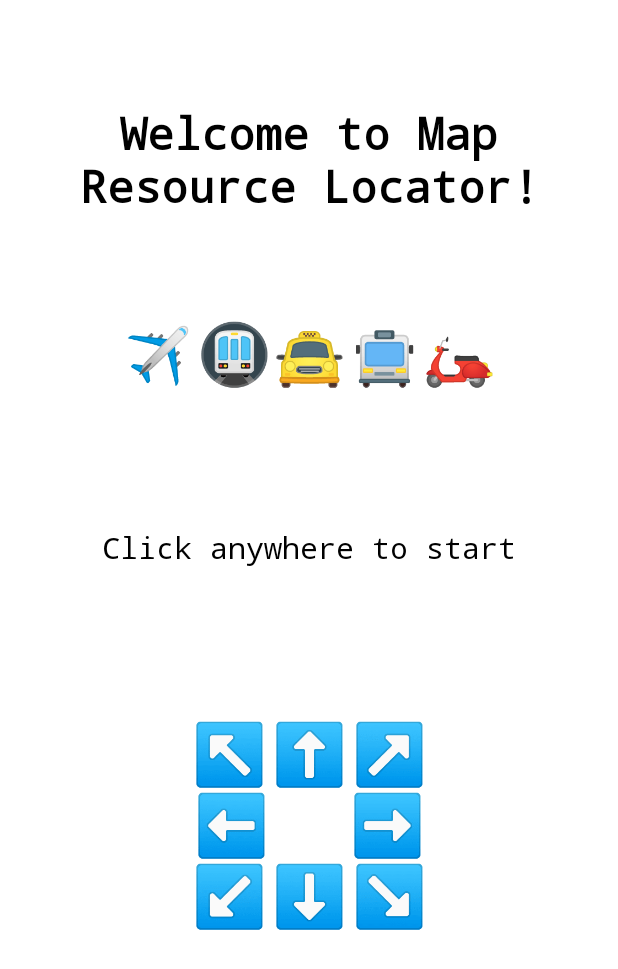
After one commit to piloudu/map-resource-locator, an Android app built with Jetpack Compose: the composable MainActivityScreen shown on its own in the app's theme, on a phone screen of 412 x 824 dp. The commit adds this screen. Shown: the top 969 px of the screen. Run offline under Robolectric (Android 15) with nearby library versions, the phone set to English and light mode, and no system bars.

Commit message:
Support for LoginScreen

```diff
--- /dev/null
+++ b/app/src/main/java/com/example/map/resource/map_resource_locator/screens/LoginScreen.kt
@@ -0,0 +1,195 @@
+package com.example.map.resource.map_resource_locator.screens
+
+import android.app.Activity
+import android.content.Context
+import android.content.ContextWrapper
+import android.content.pm.ActivityInfo
+import androidx.compose.foundation.clickable
+import androidx.compose.foundation.layout.*
+import androidx.compose.material.Text
+import androidx.compose.runtime.Composable
+import androidx.compose.runtime.DisposableEffect
+import androidx.compose.ui.Alignment
+import androidx.compose.ui.Modifier
+import androidx.compose.ui.graphics.Color
+import androidx.compose.ui.platform.LocalContext
+import androidx.compose.ui.platform.testTag
+import androidx.compose.ui.text.font.FontFamily
+import androidx.compose.ui.text.font.FontWeight
+import androidx.compose.ui.text.style.TextAlign
+import androidx.compose.ui.tooling.preview.Devices
+import androidx.compose.ui.tooling.preview.Preview
+import androidx.compose.ui.unit.TextUnit
+import androidx.compose.ui.unit.dp
+import androidx.compose.ui.unit.sp
+import com.example.map.resource.map_resource_locator.utils.APP_NAME
+import com.example.map.resource.map_resource_locator.view_model.MainActivityUserIntent
+import com.example.map.resource.map_resource_locator.view_model.MainViewModelInstance
+
+enum class LoginScreenTags {
+    LOGIN_SCREEN, GREETING_MESSAGE, VEHICLES_EMOJIS, LOGIN_INSTRUCTION, ARROWS
+}
+
+enum class LoginScreenMessages(val message: String) {
+    GREETING("Welcome to $APP_NAME!"),
+    INSTRUCTION("Click anywhere to start")
+}
+
+@Composable
+fun LoginScreen(modifier: Modifier) {
+    LockScreenOrientation(orientation = ActivityInfo.SCREEN_ORIENTATION_LOCKED)
+    Box(modifier = modifier
+        .testTag(LoginScreenTags.LOGIN_SCREEN.name)
+        .clickable {
+            MainViewModelInstance.sendIntent(MainActivityUserIntent.Login)
+        }) {
+        Column(
+            modifier.fillMaxHeight(),
+            horizontalAlignment = Alignment.CenterHorizontally
+        ) {
+            Spacer(Modifier.height(72.dp))
+            LoginScreenText(
+                text = LoginScreenMessages.GREETING.message,
+                modifier = Modifier
+                    .testTag(LoginScreenTags.GREETING_MESSAGE.name)
+                    .weight(2f)
+            )
+            Spacer(Modifier.height(32.dp))
+            EmojiRow(modifier = modifier.weight(2f))
+            Spacer(Modifier.height(32.dp))
+            LoginScreenText(
+                text = LoginScreenMessages.INSTRUCTION.message,
+                fontWeight = FontWeight.Light,
+                fontSize = 20.sp,
+                modifier = Modifier
+                    .testTag(LoginScreenTags.LOGIN_INSTRUCTION.name)
+                    .weight(2f)
+            )
+            Spacer(Modifier.height(16.dp))
+            ArrowsBlock(
+                modifier = Modifier
+                    .testTag(LoginScreenTags.ARROWS.name)
+                    .weight(5f)
+            )
+            Spacer(Modifier.height(72.dp))
+        }
+    }
+}
+
+@Composable
+fun LoginScreenText(
+    text: String,
+    fontWeight: FontWeight = FontWeight.Bold,
+    fontSize: TextUnit = 30.sp,
+    modifier: Modifier
+) {
+    Text(
+        textAlign = TextAlign.Center,
+        color = Color.Black,
+        fontSize = fontSize,
+        text = text,
+        fontFamily = FontFamily.Monospace,
+        fontWeight = fontWeight,
+        modifier = modifier
+    )
+}
+
+@Composable
+fun Emoji(
+    text: String,
+    modifier: Modifier = Modifier
+) {
+    Text(
+        text = text,
+        textAlign = TextAlign.Center,
+        fontSize = 40.sp,
+        modifier = modifier
+    )
+}
+
+@Composable
+fun EmojiRow(
+    modifier: Modifier
+) {
+    val emojiList = listOf("✈️", "🚇", "🚖", "🚍", "🛵")
+    Row(
+        modifier
+            .fillMaxWidth()
+            .testTag(LoginScreenTags.VEHICLES_EMOJIS.name),
+        horizontalArrangement = Arrangement.Center,
+    ) {
+        emojiList.forEach {
+            Emoji(it)
+        }
+    }
+}
+
+@Composable
+fun ArrowsBlock(modifier: Modifier) {
+    Box(modifier.width(160.dp)) {
+        ArrowsShape()
+    }
+}
+
+@Composable
+fun ArrowsShape() {
+    Column(horizontalAlignment = Alignment.CenterHorizontally) {
+        val modifier = Modifier.weight(1f)
+
+        @Composable
+        fun ArrowEmoji(text: String) = Emoji(
+            text = text,
+            modifier = modifier
+        )
+
+        Row(horizontalArrangement = Arrangement.Center) {
+
+            ArrowEmoji(text = "↖️")
+            ArrowEmoji(text = "⬆️")
+            ArrowEmoji(text = "↗️")
+        }
+        Row(horizontalArrangement = Arrangement.Center) {
+            ArrowEmoji(text = "⬅️")
+            Spacer(modifier = Modifier.width(48.dp))
+            ArrowEmoji(text = "➡️")
+        }
+        Row(horizontalArrangement = Arrangement.Center) {
+            ArrowEmoji(text = "↙️")
+            ArrowEmoji(text = "⬇️")
+            ArrowEmoji(text = "↘️")
+        }
+    }
+}
+
+/**
+ * Used to block the landscape view in the LoginScreen
+ */
+@Composable
+fun LockScreenOrientation(orientation: Int) {
+    val context = LocalContext.current
+    DisposableEffect(Unit) {
+        val activity = context.findActivity() ?: return@DisposableEffect onDispose {}
+        val originalOrientation = activity.requestedOrientation
+        activity.requestedOrientation = orientation
+        onDispose {
+            // restore original orientation when view disappears
+            activity.requestedOrientation = originalOrientation
+        }
+    }
+}
+
+private fun Context.findActivity(): Activity? = when (this) {
+    is Activity -> this
+    is ContextWrapper -> baseContext.findActivity()
+    else -> null
+}
+
+@Preview(showBackground = true, device = Devices.PIXEL_4_XL)
+@Composable
+fun LoginScreenPreview() {
+    LoginScreen(
+        modifier = Modifier
+            .fillMaxSize()
+            .wrapContentHeight()
+    )
+}
--- /dev/null
+++ b/app/src/main/java/com/example/map/resource/map_resource_locator/screens/MainActivityScreen.kt
@@ -0,0 +1,31 @@
+package com.example.map.resource.map_resource_locator.screens
+
+import androidx.compose.foundation.background
+import androidx.compose.foundation.layout.Box
+import androidx.compose.foundation.layout.fillMaxSize
+import androidx.compose.runtime.Composable
+import androidx.compose.runtime.collectAsState
+import androidx.compose.runtime.getValue
+import androidx.compose.ui.Modifier
+import androidx.compose.ui.graphics.Color
+import com.example.map.resource.map_resource_locator.view_model.AppState
+import com.example.map.resource.map_resource_locator.view_model.MainViewModelInstance
+
+val modifier = Modifier
+    .fillMaxSize()
+    .background(color = Color.White)
+
+@Composable
+fun MainActivityScreen(
+) {
+    val state by MainViewModelInstance.state.collectAsState()
+
+    Box(
+        modifier = modifier
+    ) {
+        when (state.innerState) {
+            AppState.LOGIN -> LoginScreen(modifier)
+            AppState.MAIN -> TODO()
+        }
+    }
+}
--- a/app/src/main/java/com/example/map/resource/map_resource_locator/ui/theme/Theme.kt
+++ b/app/src/main/java/com/example/map/resource/map_resource_locator/ui/theme/Theme.kt
@@ -28,7 +28,7 @@ private val LightColorPalette = lightColors(
 )
 
 @Composable
-fun Map_resource_locatorTheme(
+fun MapResourceLocator(
     darkTheme: Boolean = isSystemInDarkTheme(),
     content: @Composable () -> Unit
 ) {
--- a/app/src/main/java/com/example/map/resource/map_resource_locator/utils/AppUtils.kt
+++ b/app/src/main/java/com/example/map/resource/map_resource_locator/utils/AppUtils.kt
@@ -6,6 +6,8 @@ import com.fasterxml.jackson.core.type.TypeReference
 import com.fasterxml.jackson.databind.DeserializationFeature
 import com.fasterxml.jackson.databind.ObjectMapper
 import com.fasterxml.jackson.module.kotlin.jacksonObjectMapper
+
+const val APP_NAME = "Map Resource Locator"
 
 val mapper: ObjectMapper = jacksonObjectMapper().enable(DeserializationFeature.ACCEPT_SINGLE_VALUE_AS_ARRAY)
 inline fun <reified T> String.deserialize(): List<T> = mapper.readValue(
```
Also changed, not shown: app/src/main/java/com/example/map/resource/map_resource_locator/MainActivity.kt (+7 -27 lines).
